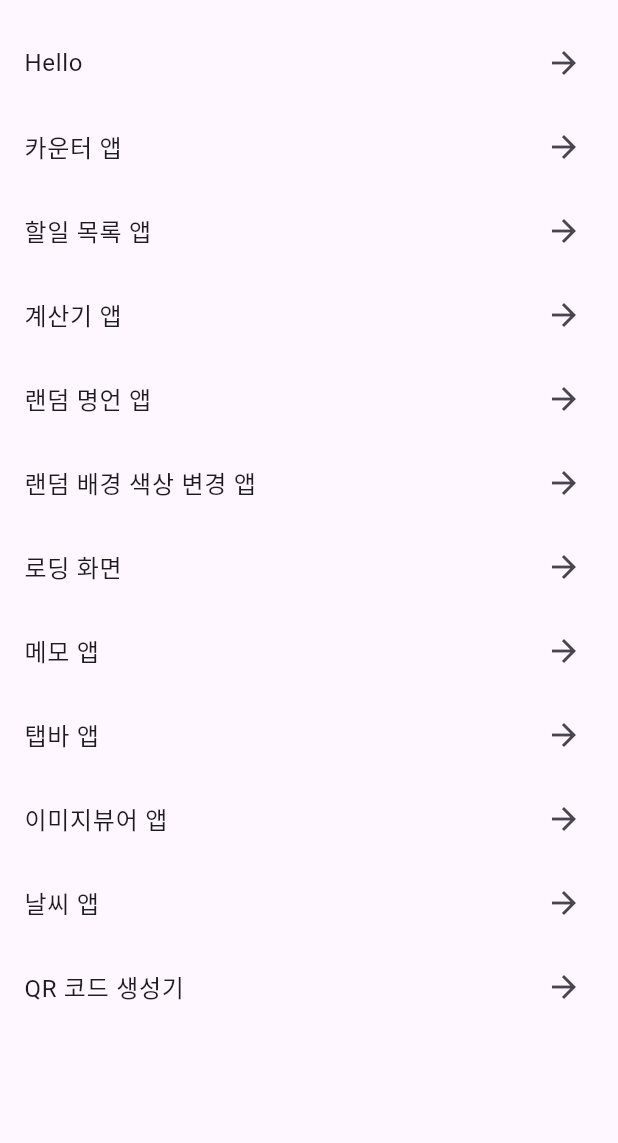
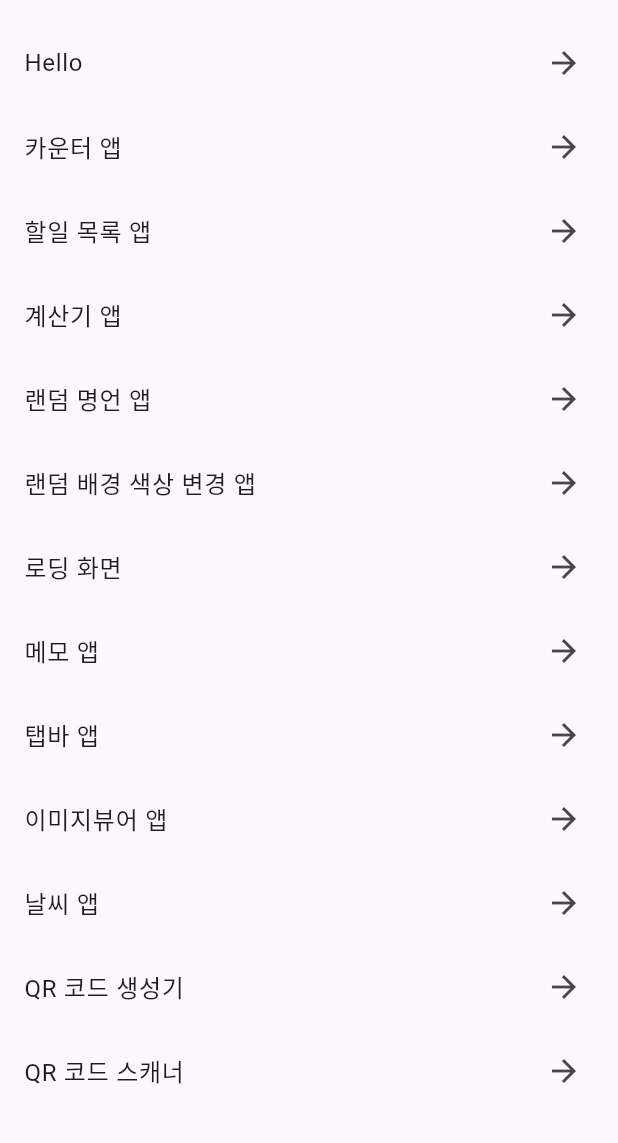
Before and after one commit to SteadyBuilder/my_first_app, a Flutter app: the screen it shows after launch, on a phone screen of 412 x 824 dp, the part 63-1206 px from its top. Run offline on Flutter 3.47's test engine with Material 3 defaults, Android fonts, the light colour scheme and no system bars; our stand-ins replace qr_flutter, shared_preferences; missing offline and left inert: mobile_scanner.

Commit message:
QR 코드 생성 및 스캐너 추가

```diff
--- a/lib/main.dart
+++ b/lib/main.dart
@@ -11,6 +11,7 @@ import 'package:my_first_app/my_project/tabs.dart';
 import 'package:my_first_app/my_project/img_view.dart';
 import 'package:my_first_app/my_project/weather.dart';
 import 'package:my_first_app/my_project/QRGenerator.dart';
+import 'package:my_first_app/my_project/QRScanner.dart';
 
 void main() {
   runApp(MultiFeatureApp());
@@ -42,19 +43,20 @@ class HomeScreen extends StatelessWidget {
     {'name': '이미지뷰어 앱', 'widget': ImageViewerScreen()},
     {'name': '날씨 앱', 'widget': WeatherScreen()},
     {'name': 'QR 코드 생성기', 'widget': QRGeneratorScreen()},
+    {'name': 'QR 코드 스캐너', 'widget': QRScannerScreen()},
     // 계속 추가...
   ];
 
   @override
   Widget build(BuildContext context) {
     return Scaffold(
-      appBar: AppBar(title: Text('100 Mini Projects')),
+      appBar: AppBar(title: const Text('100 Mini Projects')),
       body: ListView.builder(
         itemCount: projects.length,
         itemBuilder: (context, index) {
           return ListTile(
             title: Text(projects[index]['name']),
-            trailing: Icon(Icons.arrow_forward),
+            trailing: const Icon(Icons.arrow_forward),
             onTap: () {
               Navigator.push(
                 context,
--- a/lib/my_project/QRGenerator.dart
+++ b/lib/my_project/QRGenerator.dart
@@ -1,9 +1,9 @@
 import 'package:flutter/material.dart';
 import 'package:qr_flutter/qr_flutter.dart';
 
-void main() => runApp(QRGeneratorApp());
+class QRGeneratorApp extends StatelessWidget {
+  const QRGeneratorApp({super.key});
 
-class QRGeneratorApp extends StatelessWidget {
   @override
   Widget build(BuildContext context) {
     return MaterialApp(
@@ -25,7 +25,9 @@ class _QRGeneratorScreenState extends State<QRGeneratorScreen> {
   @override
   Widget build(BuildContext context) {
     return Scaffold(
-      appBar: AppBar(title: const Text("QR 코드 생성기")),
+      appBar: AppBar(
+        title: const Text("QR 코드 생성기"),
+      ),
       body: Padding(
         padding: const EdgeInsets.all(16.0),
         child: Column(
@@ -34,7 +36,7 @@ class _QRGeneratorScreenState extends State<QRGeneratorScreen> {
             TextField(
               controller: _controller,
               decoration: const InputDecoration(
-                labelText: "텍스트를 입력하세요",
+                labelText: "QR 코드 데이터를 입력하세요",
                 border: OutlineInputBorder(),
               ),
             ),
@@ -53,8 +55,7 @@ class _QRGeneratorScreenState extends State<QRGeneratorScreen> {
                 child: QrImageView(
                   data: _qrData,
                   version: QrVersions.auto,
-                  size: 320.0,
-                  gapless: false,
+                  size: 200.0,
                 ),
               ),
           ],
--- a/pubspec.yaml
+++ b/pubspec.yaml
@@ -34,6 +34,7 @@ dependencies:
   xml: ^6.5.0
   shared_preferences: ^2.3.5
   qr_flutter: ^4.1.0
+  mobile_scanner: ^6.0.2
 
 
   # The following adds the Cupertino Icons font to your application.
```
Also changed, not shown: lib/my_project/QRScanner.dart (added, +66 -0 lines), 15 other files.
